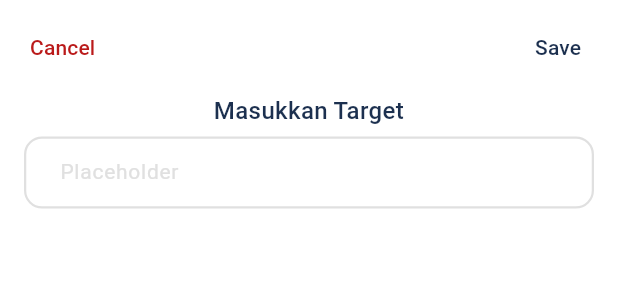
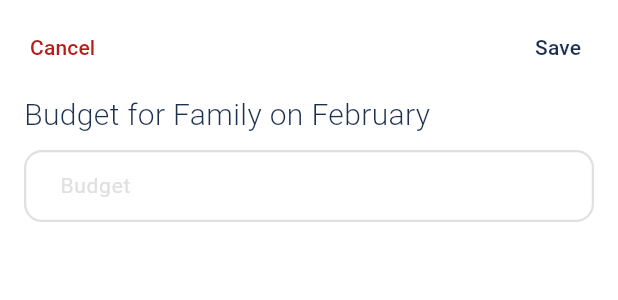
Before and after one commit to thing-code/spendit, a Flutter app: the BudgetForm widget shown alone on an empty page, opened directly with empty values, on a phone screen of 412 x 824 dp. Shown: the top 300 px of the screen. Run offline on Flutter 3.47's test engine with Material 3 defaults, Android fonts, the phone set to English and light mode, and no system bars; our stand-ins replace fl_chart, flex_color_scheme, flutter_hooks, flutter_riverpod, fpdart, freezed_annotation and 8 more; missing offline and left inert: a package; accounts and stored records are empty; generated files the repository leaves out were written again; Roboto replaces fonts that are missing (SF Pro Display).

Commit message:
feat: :sparkles: Add TextFieldInput widget and input formatting for budget entry

```diff
--- a/lib/src/common/constants/constants.dart
+++ b/lib/src/common/constants/constants.dart
@@ -26,3 +26,23 @@ final kLightTextStyle = TextStyle(
   height: 1.2,
   color: MyTheme.light.primaryColor,
 );
+
+InputDecoration inputDecoration(BuildContext context, {String? hint}) {
+  return InputDecoration(
+    contentPadding: EdgeInsets.symmetric(horizontal: 20, vertical: 8),
+    border: baseInputBorder(),
+    enabledBorder: baseInputBorder(),
+    focusedBorder: baseInputBorder(color: context.colorScheme.primary.withAlpha(200)),
+    hintText: hint,
+    hintStyle: kRegularTextStyle.copyWith(color: Colors.grey.shade300, fontSize: 14),
+    filled: true,
+    fillColor: Colors.white30,
+  );
+}
+
+OutlineInputBorder baseInputBorder({Color? color}) {
+  return OutlineInputBorder(
+    borderSide: BorderSide(color: color ?? Colors.grey.shade300, width: 1.5),
+    borderRadius: BorderRadius.circular(12),
+  );
+}
--- /dev/null
+++ b/lib/src/common/extensions/datetime_extension.dart
@@ -0,0 +1,5 @@
+import 'package:intl/intl.dart';
+
+extension DatetimeExtension on DateTime {
+  String get getMonth => DateFormat('MMMM').format(this);
+}
--- a/lib/src/common/extensions/extensions.dart
+++ b/lib/src/common/extensions/extensions.dart
@@ -2,3 +2,4 @@ export 'ref_extension.dart';
 export 'context_extension.dart';
 export 'number_extension.dart';
 export 'widget_extension.dart';
+export 'datetime_extension.dart';
--- /dev/null
+++ b/lib/src/common/widgets/inputs/inputs.dart
@@ -0,0 +1 @@
+export 'text_input.dart';
--- /dev/null
+++ b/lib/src/common/widgets/inputs/text_input.dart
@@ -0,0 +1,111 @@
+import 'package:flutter/material.dart';
+import 'package:flutter/services.dart';
+
+import '../../common.dart';
+
+class TextFieldInput extends StatelessWidget {
+  const TextFieldInput({
+    super.key,
+    required this.controller,
+    this.hint,
+    this.obscureText = false,
+    this.keyboardType,
+    this.textCapitalization,
+    this.maxLines = 1,
+    this.maxLength,
+    this.inputFormatters,
+    this.textInputAction,
+    this.onSubmitted,
+    this.onChanged,
+  });
+
+  final TextEditingController controller;
+  final String? hint;
+  final bool obscureText;
+  final TextInputType? keyboardType;
+  final TextCapitalization? textCapitalization;
+  final int maxLines;
+  final int? maxLength;
+  final List<TextInputFormatter>? inputFormatters;
+  final TextInputAction? textInputAction;
+  final void Function(String value)? onSubmitted;
+  final void Function(String value)? onChanged;
+
+  @override
+  Widget build(BuildContext context) {
+    return TextFormField(
+      controller: controller,
+      obscureText: obscureText,
+      keyboardType: keyboardType,
+      textCapitalization: textCapitalization ?? TextCapitalization.words,
+      textInputAction: textInputAction,
+      maxLines: maxLines,
+      inputFormatters: inputFormatters,
+      maxLength: maxLength,
+      onChanged: onChanged,
+      onFieldSubmitted: onSubmitted,
+      style: kRegularTextStyle.copyWith(fontSize: 14),
+      decoration: inputDecoration(context, hint: hint),
+      onTapOutside: (event) => FocusScope.of(context).unfocus(),
+    );
+  }
+}
+
+class ThousandFormatter extends TextInputFormatter {
+  @override
+  TextEditingValue formatEditUpdate(TextEditingValue oldValue, TextEditingValue newValue) {
+    if (newValue.selection.baseOffset == 0) {
+      if (newValue.text.isEmpty) {
+        return newValue;
+      }
+      return newValue.copyWith(text: int.parse(newValue.text).thousand);
+    }
+
+    /// Kondisi jika input 0
+    if (oldValue.text == '0') {
+      int value = int.tryParse(newValue.text) ?? 0;
+
+      return newValue.copyWith(
+        text: value.toString(),
+        selection: TextSelection.collapsed(offset: value.toInt().toString().length),
+      );
+    }
+
+    /// Kondisi jika kursor berada pada . maka kursor dipindahkan ke angka sebelum titik
+    if (oldValue.text.replaceAll(".", "") == newValue.text) {
+      int value = int.tryParse(newValue.text) ?? 0;
+      String newText = value.thousand;
+
+      return newValue.copyWith(
+        text: newText,
+        selection: TextSelection.collapsed(offset: oldValue.selection.baseOffset - 1),
+      );
+    }
+
+    /// Jumlah titik sebelum perubahan
+    int oldValueTotalPoint = '.'.allMatches(oldValue.text).length;
+
+    /// Value akhir
+    int value = int.tryParse(newValue.text) ?? 0;
+
+    /// Value akhir yang terformat
+    String newText = value.thousand;
+
+    /// Jumlah titik setelah perubahan
+    int newValueTotalPoint = '.'.allMatches(newText).length;
+
+    /// Posisi kursor setelah terjadi perubahan
+    int offset = newValue.selection.baseOffset + newValueTotalPoint;
+
+    /// Kondisi jika di hapus baik dari belakang maupun tengah
+    if (oldValue.text.replaceAll(".", "").length > newValue.text.length) {
+      offset =
+          oldValueTotalPoint > newValueTotalPoint
+              ? oldValue.selection.baseOffset - 2
+              : oldValue.selection.baseOffset - 1;
+    }
+
+    /// Nilai akhir yang ditampilkan
+    return newValue.copyWith(text: newText, selection: TextSelection.collapsed(offset: offset));
+  }
+}
--- a/lib/src/common/widgets/widgets.dart
+++ b/lib/src/common/widgets/widgets.dart
@@ -2,3 +2,4 @@ export 'loading_widget.dart';
 export 'async_widget.dart';
 export 'tab_bar.dart';
 export 'navigation.dart';
+export 'inputs/inputs.dart';
--- a/lib/src/features/dashboard/domain/model/budget.dart
+++ b/lib/src/features/dashboard/domain/model/budget.dart
@@ -6,7 +6,7 @@ part 'budget.g.dart';
 
 @freezed
 class Budget with _$Budget {
-  const factory Budget({int? id, required double value, required BudgetType type}) =
+  const factory Budget({int? id, @Default(0) double value, required BudgetType type}) =
       _Budget;
 
   factory Budget.fromJson(Map<String, dynamic> json) => _$BudgetFromJson(json);
--- a/lib/src/features/dashboard/presentation/widgets/budget_form.dart
+++ b/lib/src/features/dashboard/presentation/widgets/budget_form.dart
@@ -1,6 +1,5 @@
-import 'dart:developer';
-
 import 'package:flutter/material.dart';
+import 'package:flutter/services.dart';
 import 'package:flutter_hooks/flutter_hooks.dart';
 import 'package:gap/gap.dart';
 import 'package:hooks_riverpod/hooks_riverpod.dart';
@@ -18,47 +17,25 @@ class BudgetForm extends HookConsumerWidget {
     final controller = useTextEditingController();
 
     return BaseCupertinoPage(
-      child: ListView(
+      child: Padding(
         padding: EdgeInsets.symmetric(horizontal: 16),
-        physics: BouncingScrollPhysics(),
+        child: Column(
+          crossAxisAlignment: CrossAxisAlignment.start,
           children: [
             Text(
-            'Masukkan Target',
-            style: kMediumTextStyle.copyWith(fontSize: 16),
-            textAlign: TextAlign.center,
+              'Budget for ${type.label} on ${DateTime.now().getMonth}',
+              style: kLightTextStyle.copyWith(fontSize: 20),
             ),
-          Gap(8),
-          TextFormField(
+            Gap(12),
+            TextFieldInput(
               controller: controller,
-            style: kRegularTextStyle.copyWith(fontSize: 14),
-            decoration: inputDecoration(context),
-            onTapOutside: (event) => FocusScope.of(context).unfocus(),
+              hint: 'Budget',
+              keyboardType: TextInputType.numberWithOptions(),
+              inputFormatters: [FilteringTextInputFormatter.digitsOnly, ThousandFormatter()],
             ),
           ],
         ),
-      onSave: () {
-        log(controller.text);
-      },
-    );
-  }
-
-  InputDecoration inputDecoration(BuildContext context) {
-    return InputDecoration(
-      contentPadding: EdgeInsets.symmetric(horizontal: 20, vertical: 8),
-      border: baseInputBorder(),
-      enabledBorder: baseInputBorder(),
-      focusedBorder: baseInputBorder(color: context.colorScheme.primary.withAlpha(200)),
-      hintText: 'Placeholder',
-      hintStyle: kRegularTextStyle.copyWith(color: Colors.grey.shade300, fontSize: 14),
-      filled: true,
-      fillColor: Colors.white30,
-    );
-  }
-
-  OutlineInputBorder baseInputBorder({Color? color}) {
-    return OutlineInputBorder(
-      borderSide: BorderSide(color: color ?? Colors.grey.shade300, width: 1.5),
-      borderRadius: BorderRadius.circular(12),
+      ),
     );
   }
 }
```
Lines whose indentation alone changed are shown as unchanged.
